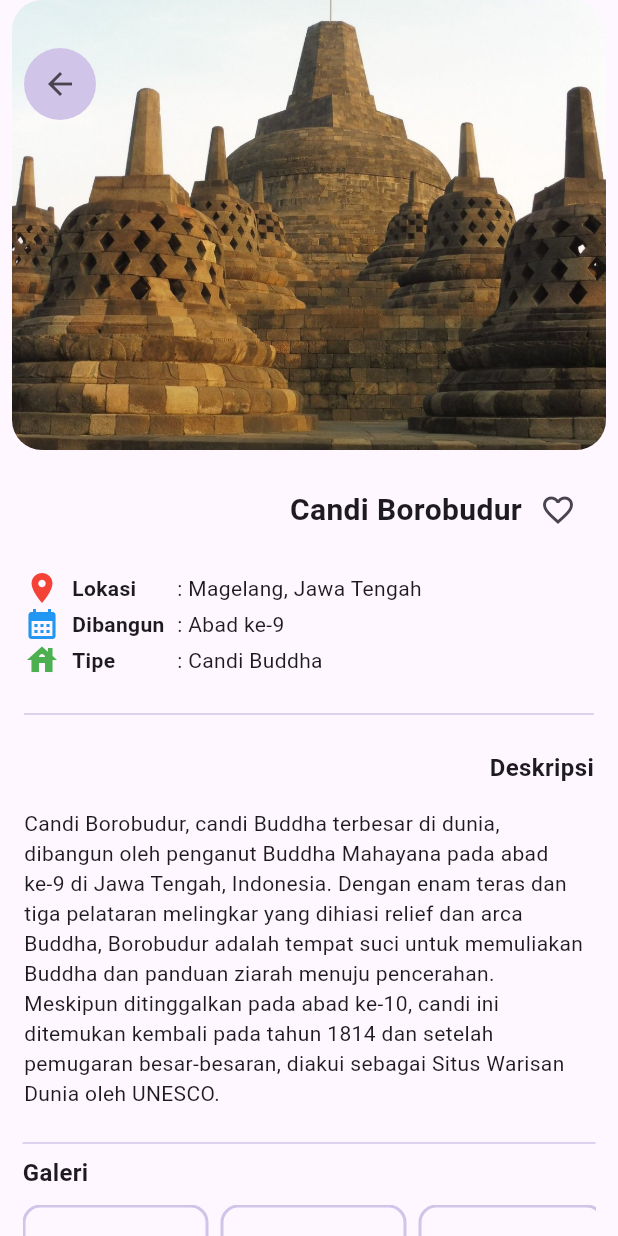
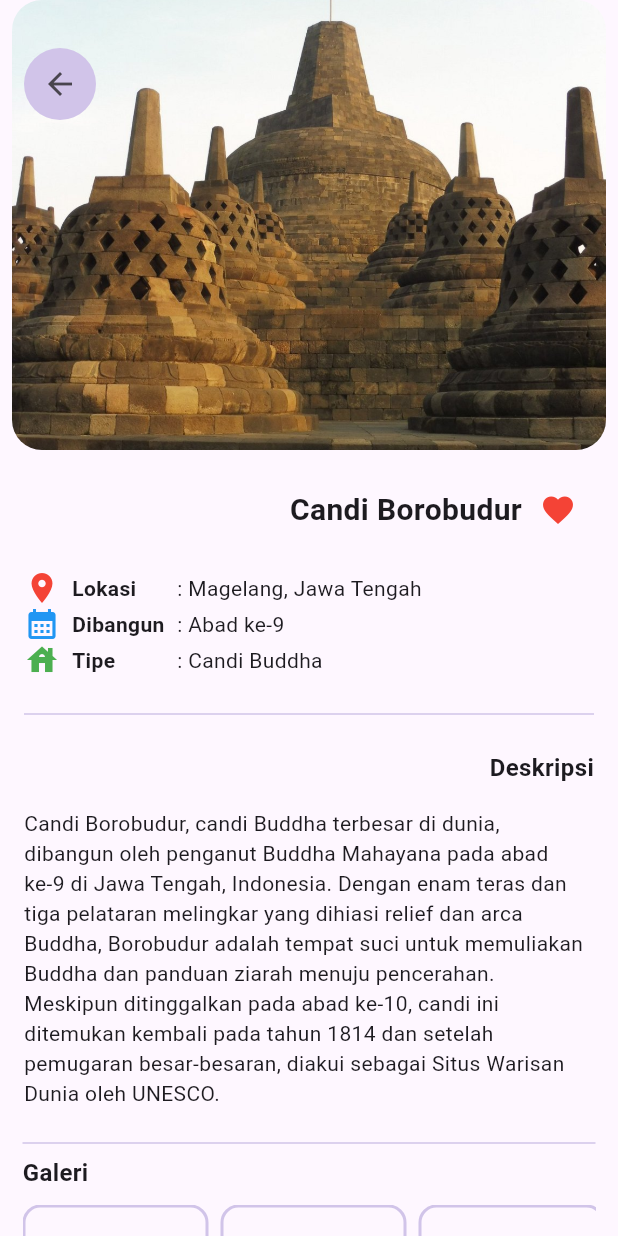
Before and after one commit to Mobile-Programming-MDP/materi-flutter-nurrachmat-nr, a Flutter app: the DetailScreen screen opened directly with sample values from the repository, after a tap on the "favorite outline" icon, on a phone screen of 412 x 824 dp. Run offline on Flutter 3.47's test engine with Material 3 defaults, Android fonts, the phone set to English and light mode, and no system bars; our stand-ins replace shared_preferences; accounts and stored records are empty; network calls fail.

```diff
--- a/wisata_candi/lib/screens/detail_screen.dart
+++ b/wisata_candi/lib/screens/detail_screen.dart
@@ -1,11 +1,55 @@
 import 'package:cached_network_image/cached_network_image.dart';
 import 'package:flutter/material.dart';
+import 'package:shared_preferences/shared_preferences.dart';
 import 'package:wisata_candi/models/candi.dart';
 
-class DetailScreen extends StatelessWidget {
+class DetailScreen extends StatefulWidget {
   final Candi candi;
   const DetailScreen({super.key, required this.candi});
 
+  @override
+  State<DetailScreen> createState() => _DetailScreenState();
+}
+
+class _DetailScreenState extends State<DetailScreen> {
+  bool isFavorite = false;
+  bool isSignedIn = false;
+  void _toggleFavorite() async {
+    SharedPreferences prefs = await SharedPreferences.getInstance();
+    if(!isSignedIn){
+      WidgetsBinding.instance.addPostFrameCallback((_) {
+        Navigator.pushReplacementNamed(context, "/signin");
+      });
+      return;
+    }
+
+    bool favoriteStatus = !isFavorite;
+    prefs.setBool("favorite_${widget.candi.name}", favoriteStatus);
+    setState(() {
+      isFavorite = favoriteStatus;
+    });
+  }
+
+  void _checkSignInStatus() async {
+    SharedPreferences prefs = await SharedPreferences.getInstance();
+    setState(() {
+      isSignedIn = prefs.getBool("isSignedIn") ?? false;
+    });
+  }
+
+  void _loadFavoriteStatus() async {
+    SharedPreferences prefs = await SharedPreferences.getInstance();
+    setState(() {
+      isFavorite = prefs.getBool("favorite_${widget.candi.name}") ?? false;
+    });
+  }
+  @override
+  void initState() {
+    // TODO: implement initState
+    _checkSignInStatus();
+    _loadFavoriteStatus();
+    super.initState();
+  }
   @override
   Widget build(BuildContext context) {
     return Scaffold(
@@ -28,7 +72,7 @@ class DetailScreen extends StatelessWidget {
                   child: ClipRRect(
                     borderRadius: BorderRadius.circular(20),
                     child: Image.asset(
-                      candi.imageAsset,
+                      widget.candi.imageAsset,
                       width: double.infinity,
                       height: 300,
                       fit: BoxFit.cover,
@@ -69,15 +113,20 @@ class DetailScreen extends StatelessWidget {
                     mainAxisAlignment: MainAxisAlignment.end,
                     children: [
                       Text(
-                        candi.name,
+                        widget.candi.name,
                         style: const TextStyle(
                           fontSize: 20,
                           fontWeight: FontWeight.bold,
                         ),
                       ),
                       IconButton(
-                        onPressed: () {},
-                        icon: const Icon(Icons.favorite_border),
+                        onPressed: () {
+                          _toggleFavorite();
+                        },
+                        icon: Icon(
+                          isFavorite ? Icons.favorite : Icons.favorite_border,
+                          color: isFavorite ? Colors.red : null,
+                        ),
                       ),
                     ],
                   ),
@@ -94,7 +143,7 @@ class DetailScreen extends StatelessWidget {
                           style: TextStyle(fontWeight: FontWeight.bold),
                         ),
                       ),
-                      Text(': ${candi.location}'),
+                      Text(': ${widget.candi.location}'),
                     ],
                   ),
                   Row(
@@ -108,7 +157,7 @@ class DetailScreen extends StatelessWidget {
                           style: TextStyle(fontWeight: FontWeight.bold),
                         ),
                       ),
-                      Text(': ${candi.built}'),
+                      Text(': ${widget.candi.built}'),
                     ],
                   ),
                   Row(
@@ -122,7 +171,7 @@ class DetailScreen extends StatelessWidget {
                           style: TextStyle(fontWeight: FontWeight.bold),
                         ),
                       ),
-                      Text(': ${candi.type}'),
+                      Text(': ${widget.candi.type}'),
                     ],
                   ),
                   const SizedBox(height: 16),
@@ -134,7 +183,7 @@ class DetailScreen extends StatelessWidget {
                     style: TextStyle(fontSize: 16, fontWeight: FontWeight.bold),
                   ),
                   const SizedBox(height: 16),
-                  Text(candi.description),
+                  Text(widget.candi.description),
                 ],
               ),
             ),
@@ -155,7 +204,7 @@ class DetailScreen extends StatelessWidget {
                     height: 100,
                     child: ListView.builder(
                       scrollDirection: Axis.horizontal,
-                      itemCount: candi.imageUrls.length,
+                      itemCount: widget.candi.imageUrls.length,
                       itemBuilder: (context, index) {
                         return Padding(
                           padding: const EdgeInsets.only(right: 8),
@@ -172,7 +221,7 @@ class DetailScreen extends StatelessWidget {
                               child: ClipRRect(
                                 borderRadius: BorderRadius.circular(10),
                                 child: CachedNetworkImage(
-                                  imageUrl: candi.imageUrls[index],
+                                  imageUrl: widget.candi.imageUrls[index],
                                   width: 120,
                                   height: 120,
                                   fit: BoxFit.cover,
--- a/wisata_candi/pubspec.yaml
+++ b/wisata_candi/pubspec.yaml
@@ -28,6 +28,7 @@ environment:
 # the latest version available on pub.dev. To see which dependencies have newer
 # versions available, run `flutter pub outdated`.
 dependencies:
+  shared_preferences: ^2.5.3
   flutter:
     sdk: flutter
 
```
Also changed, not shown: wisata_candi/lib/main.dart (+8 -3 lines), wisata_candi/lib/screens/profile_screen.dart (+26 -3 lines), wisata_candi/lib/screens/sign_in_screen.dart (+41 -2 lines), wisata_candi/lib/screens/sign_up_screen.dart (+8 -1 lines), wisata_candi/pubspec.lock, 1 other file.
